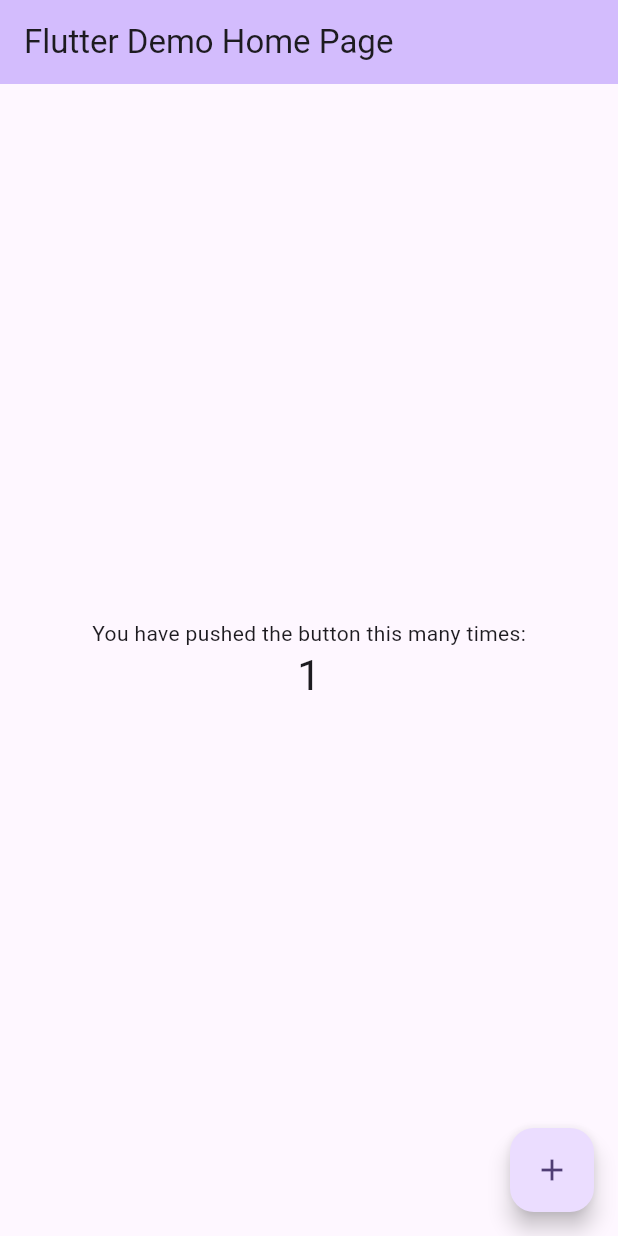
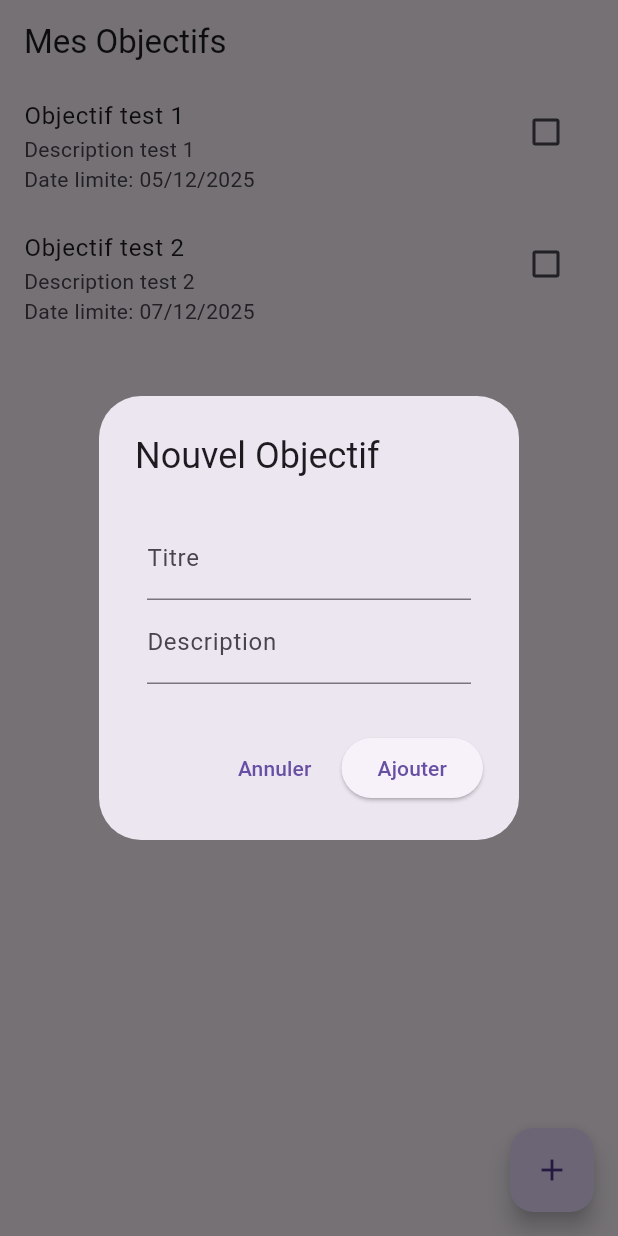
Before and after one commit to Prosox-is-afk/discipline_app, a Flutter app: the screen it shows after launch, after a tap on the "add" icon, on a phone screen of 412 x 824 dp. Run offline on Flutter 3.47's test engine with Material 3 defaults, Android fonts, the phone set to English and light mode, and no system bars; our stand-ins replace sqflite, sqflite_common_ffi; accounts and stored records are empty.

Commit message:
ajout fonctionnalite 1 : liste objectifs

```diff
--- a/lib/main.dart
+++ b/lib/main.dart
@@ -1,122 +1,21 @@
 import 'package:flutter/material.dart';
+import 'package:sqflite_common_ffi/sqflite_ffi.dart';
+import 'screens/objectives_screen.dart';
 
 void main() {
+  sqfliteFfiInit(); // initialise sqflite pour desktop / tests
   runApp(const MyApp());
 }
 
 class MyApp extends StatelessWidget {
   const MyApp({super.key});
 
-  // This widget is the root of your application.
   @override
   Widget build(BuildContext context) {
     return MaterialApp(
-      title: 'Flutter Demo',
-      theme: ThemeData(
-        // This is the theme of your application.
-        //
-        // TRY THIS: Try running your application with "flutter run". You'll see
-        // the application has a purple toolbar. Then, without quitting the app,
-        // try changing the seedColor in the colorScheme below to Colors.green
-        // and then invoke "hot reload" (save your changes or press the "hot
-        // reload" button in a Flutter-supported IDE, or press "r" if you used
-        // the command line to start the app).
-        //
-        // Notice that the counter didn't reset back to zero; the application
-        // state is not lost during the reload. To reset the state, use hot
-        // restart instead.
-        //
-        // This works for code too, not just values: Most code changes can be
-        // tested with just a hot reload.
-        colorScheme: ColorScheme.fromSeed(seedColor: Colors.deepPurple),
-      ),
-      home: const MyHomePage(title: 'Flutter Demo Home Page'),
+      title: 'Discipline App',
+      theme: ThemeData(primarySwatch: Colors.blue),
+      home: const ObjectivesScreen(),
     );
   }
 }
-
-class MyHomePage extends StatefulWidget {
-  const MyHomePage({super.key, required this.title});
-
-  // This widget is the home page of your application. It is stateful, meaning
-  // that it has a State object (defined below) that contains fields that affect
-  // how it looks.
-
-  // This class is the configuration for the state. It holds the values (in this
-  // case the title) provided by the parent (in this case the App widget) and
-  // used by the build method of the State. Fields in a Widget subclass are
-  // always marked "final".
-
-  final String title;
-
-  @override
-  State<MyHomePage> createState() => _MyHomePageState();
-}
-
-class _MyHomePageState extends State<MyHomePage> {
-  int _counter = 0;
-
-  void _incrementCounter() {
-    setState(() {
-      // This call to setState tells the Flutter framework that something has
-      // changed in this State, which causes it to rerun the build method below
-      // so that the display can reflect the updated values. If we changed
-      // _counter without calling setState(), then the build method would not be
-      // called again, and so nothing would appear to happen.
-      _counter++;
-    });
-  }
-
-  @override
-  Widget build(BuildContext context) {
-    // This method is rerun every time setState is called, for instance as done
-    // by the _incrementCounter method above.
-    //
-    // The Flutter framework has been optimized to make rerunning build methods
-    // fast, so that you can just rebuild anything that needs updating rather
-    // than having to individually change instances of widgets.
-    return Scaffold(
-      appBar: AppBar(
-        // TRY THIS: Try changing the color here to a specific color (to
-        // Colors.amber, perhaps?) and trigger a hot reload to see the AppBar
-        // change color while the other colors stay the same.
-        backgroundColor: Theme.of(context).colorScheme.inversePrimary,
-        // Here we take the value from the MyHomePage object that was created by
-        // the App.build method, and use it to set our appbar title.
-        title: Text(widget.title),
-      ),
-      body: Center(
-        // Center is a layout widget. It takes a single child and positions it
-        // in the middle of the parent.
-        child: Column(
-          // Column is also a layout widget. It takes a list of children and
-          // arranges them vertically. By default, it sizes itself to fit its
-          // children horizontally, and tries to be as tall as its parent.
-          //
-          // Column has various properties to control how it sizes itself and
-          // how it positions its children. Here we use mainAxisAlignment to
-          // center the children vertically; the main axis here is the vertical
-          // axis because Columns are vertical (the cross axis would be
-          // horizontal).
-          //
-          // TRY THIS: Invoke "debug painting" (choose the "Toggle Debug Paint"
-          // action in the IDE, or press "p" in the console), to see the
-          // wireframe for each widget.
-          mainAxisAlignment: MainAxisAlignment.center,
-          children: <Widget>[
-            const Text('You have pushed the button this many times:'),
-            Text(
-              '$_counter',
-              style: Theme.of(context).textTheme.headlineMedium,
-            ),
-          ],
-        ),
-      ),
-      floatingActionButton: FloatingActionButton(
-        onPressed: _incrementCounter,
-        tooltip: 'Increment',
-        child: const Icon(Icons.add),
-      ), // This trailing comma makes auto-formatting nicer for build methods.
-    );
-  }
-}
--- /dev/null
+++ b/lib/models/objective.dart
@@ -0,0 +1,46 @@
+import 'package:flutter/foundation.dart';
+
+/// Modèle représentant un objectif de l'utilisateur
+class Objective {
+  final String id; // identifiant unique
+  final String title; // titre de l'objectif
+  final String description; // description détaillée
+  final DateTime dueDate; // date limite
+  bool isCompleted; // statut de l'objectif
+
+  /// Constructeur
+  Objective({
+    required this.id,
+    required this.title,
+    required this.description,
+    required this.dueDate,
+    this.isCompleted = false,
+  });
+
+  /// Convertir l'objet en Map pour stockage en base
+  Map<String, dynamic> toMap() {
+    return {
+      'id': id,
+      'title': title,
+      'description': description,
+      'dueDate': dueDate.toIso8601String(),
+      'isCompleted': isCompleted ? 1 : 0, // SQLite n'aime pas les bool
+    };
+  }
+
+  /// Créer un objet à partir d'une Map (lecture depuis la base)
+  factory Objective.fromMap(Map<String, dynamic> map) {
+    return Objective(
+      id: map['id'],
+      title: map['title'],
+      description: map['description'],
+      dueDate: DateTime.parse(map['dueDate']),
+      isCompleted: map['isCompleted'] == 1,
+    );
+  }
+
+  /// Changer le statut de l'objectif
+  void toggleCompleted() {
+    isCompleted = !isCompleted;
+  }
+}
--- /dev/null
+++ b/lib/screens/objectives_screen.dart
@@ -0,0 +1,159 @@
+import 'package:flutter/material.dart';
+import 'package:intl/intl.dart'; // pour formater les dates
+import '../services/database_service.dart';
+import '../models/objective.dart';
+
+class ObjectivesScreen extends StatefulWidget {
+  const ObjectivesScreen({Key? key}) : super(key: key);
+
+  @override
+  _ObjectivesScreenState createState() => _ObjectivesScreenState();
+}
+
+class _ObjectivesScreenState extends State<ObjectivesScreen> {
+  final DatabaseService _dbService = DatabaseService();
+  List<Objective> _objectives = [];
+
+  @override
+  void initState() {
+    super.initState();
+    _loadObjectives(); // charge la liste au démarrage
+  }
+
+  /// Charger les objectifs depuis la DB
+  Future<void> _loadObjectives() async {
+    var objectives = await _dbService.getAllObjectives();
+
+    // Si aucun objectif en DB, créer des objectifs de test
+    if (objectives.isEmpty) {
+      objectives = [
+        Objective(
+          id: _dbService.generateId(),
+          title: 'Objectif test 1',
+          description: 'Description test 1',
+          dueDate: DateTime.now().add(const Duration(days: 3)),
+        ),
+        Objective(
+          id: _dbService.generateId(),
+          title: 'Objectif test 2',
+          description: 'Description test 2',
+          dueDate: DateTime.now().add(const Duration(days: 5)),
+        ),
+      ];
+
+      for (var obj in objectives) {
+        await _dbService.insertObjective(obj);
+      }
+    }
+
+    setState(() {
+      _objectives = objectives;
+    });
+  }
+
+  /// Widget principal
+  @override
+  Widget build(BuildContext context) {
+    return Scaffold(
+      appBar: AppBar(title: const Text('Mes Objectifs')),
+      body: _objectives.isEmpty
+          ? const Center(child: Text('Aucun objectif pour le moment'))
+          : ListView.builder(
+              itemCount: _objectives.length,
+              itemBuilder: (context, index) {
+                final obj = _objectives[index];
+                return Dismissible(
+                  key: Key(obj.id),
+                  direction: DismissDirection.endToStart,
+                  background: Container(
+                    color: Colors.red,
+                    alignment: Alignment.centerRight,
+                    padding: const EdgeInsets.symmetric(horizontal: 20),
+                    child: const Icon(Icons.delete, color: Colors.white),
+                  ),
+                  onDismissed: (direction) async {
+                    await _dbService.deleteObjective(obj.id);
+                    _loadObjectives();
+                    ScaffoldMessenger.of(context).showSnackBar(
+                      SnackBar(
+                        content: Text('Objectif "${obj.title}" supprimé'),
+                      ),
+                    );
+                  },
+                  child: ListTile(
+                    title: Text(obj.title),
+                    subtitle: Text(
+                      '${obj.description}\nDate limite: ${DateFormat('dd/MM/yyyy').format(obj.dueDate)}',
+                    ),
+                    isThreeLine: true,
+                    trailing: Checkbox(
+                      value: obj.isCompleted,
+                      onChanged: (value) async {
+                        obj.toggleCompleted();
+                        await _dbService.updateObjective(obj);
+                        _loadObjectives();
+                      },
+                    ),
+                  ),
+                );
+              },
+            ),
+      floatingActionButton: FloatingActionButton(
+        onPressed: _showAddObjectiveDialog,
+        child: const Icon(Icons.add),
+      ),
+    );
+  }
+
+  /// Affiche un dialogue pour ajouter un objectif
+  void _showAddObjectiveDialog() {
+    final titleController = TextEditingController();
+    final descriptionController = TextEditingController();
+
+    showDialog(
+      context: context,
+      builder: (context) => AlertDialog(
+        title: const Text('Nouvel Objectif'),
+        content: SingleChildScrollView(
+          child: Padding(
+            padding: const EdgeInsets.all(8.0),
+            child: Column(
+              mainAxisSize: MainAxisSize.min,
+              children: [
+                TextField(
+                  controller: titleController,
+                  decoration: const InputDecoration(labelText: 'Titre'),
+                ),
+                TextField(
+                  controller: descriptionController,
+                  decoration: const InputDecoration(labelText: 'Description'),
+                ),
+              ],
+            ),
+          ),
+        ),
+        actions: [
+          TextButton(
+            onPressed: () => Navigator.of(context).pop(),
+            child: const Text('Annuler'),
+          ),
+          ElevatedButton(
+            onPressed: () async {
+              if (titleController.text.isEmpty) return; // petit check
+              final newObj = Objective(
+                id: _dbService.generateId(),
+                title: titleController.text,
+                description: descriptionController.text,
+                dueDate: DateTime.now().add(const Duration(days: 7)),
+              );
+              await _dbService.insertObjective(newObj);
+              Navigator.of(context).pop();
+              _loadObjectives();
+            },
+            child: const Text('Ajouter'),
+          ),
+        ],
+      ),
+    );
+  }
+}
--- /dev/null
+++ b/lib/services/database_service.dart
@@ -0,0 +1,83 @@
+import 'package:sqflite/sqflite.dart';
+import 'package:path/path.dart';
+import 'package:uuid/uuid.dart';
+import '../models/objective.dart';
+
+class DatabaseService {
+  static final DatabaseService _instance = DatabaseService._internal();
+  factory DatabaseService() => _instance;
+  DatabaseService._internal();
+
+  static Database? _database;
+
+  /// Nom de la table
+  final String tableObjective = 'objectives';
+
+  /// Getter pour la DB
+  Future<Database> get database async {
+    if (_database != null) return _database!;
+    _database = await _initDB('discipline_app.db');
+    return _database!;
+  }
+
+  /// Initialisation de la DB
+  Future<Database> _initDB(String filePath) async {
+    final dbPath = await getDatabasesPath();
+    final path = join(dbPath, filePath);
+
+    return await openDatabase(path, version: 1, onCreate: _createDB);
+  }
+
+  /// Création des tables
+  Future _createDB(Database db, int version) async {
+    await db.execute('''
+      CREATE TABLE $tableObjective (
+        id TEXT PRIMARY KEY,
+        title TEXT NOT NULL,
+        description TEXT,
+        dueDate TEXT NOT NULL,
+        isCompleted INTEGER NOT NULL
+      )
+    ''');
+  }
+
+  /// Créer un objectif
+  Future<void> insertObjective(Objective obj) async {
+    final db = await database;
+    await db.insert(
+      tableObjective,
+      obj.toMap(),
+      conflictAlgorithm:
+          ConflictAlgorithm.replace, // protège contre les doublons
+    );
+  }
+
+  /// Lire tous les objectifs
+  Future<List<Objective>> getAllObjectives() async {
+    final db = await database;
+    final result = await db.query(tableObjective);
+    return result.map((map) => Objective.fromMap(map)).toList();
+  }
+
+  /// Mettre à jour un objectif
+  Future<void> updateObjective(Objective obj) async {
+    final db = await database;
+    await db.update(
+      tableObjective,
+      obj.toMap(),
+      where: 'id = ?',
+      whereArgs: [obj.id],
+    );
+  }
+
+  /// Supprimer un objectif
+  Future<void> deleteObjective(String id) async {
+    final db = await database;
+    await db.delete(tableObjective, where: 'id = ?', whereArgs: [id]);
+  }
+
+  /// Générer un id unique
+  String generateId() {
+    return const Uuid().v4();
+  }
+}
--- a/pubspec.yaml
+++ b/pubspec.yaml
@@ -34,6 +34,10 @@ dependencies:
   # The following adds the Cupertino Icons font to your application.
   # Use with the CupertinoIcons class for iOS style icons.
   cupertino_icons: ^1.0.8
+  sqflite: ^2.4.2
+  path: ^1.9.1
+  uuid: ^4.5.2
+  intl: ^0.20.2
 
 dev_dependencies:
   flutter_test:
@@ -45,6 +49,7 @@ dev_dependencies:
   # package. See that file for information about deactivating specific lint
   # rules and activating additional ones.
   flutter_lints: ^5.0.0
+  sqflite_common_ffi: ^2.3.6
 
 # For information on the generic Dart part of this file, see the
 # following page: https://dart.dev/tools/pub/pubspec
```
Also changed, not shown: lib/screens/home_screen.dart (added), lib/screens/routines_screen.dart (added), lib/services/notification_service.dart (added), pubspec.lock, 2 other files.
